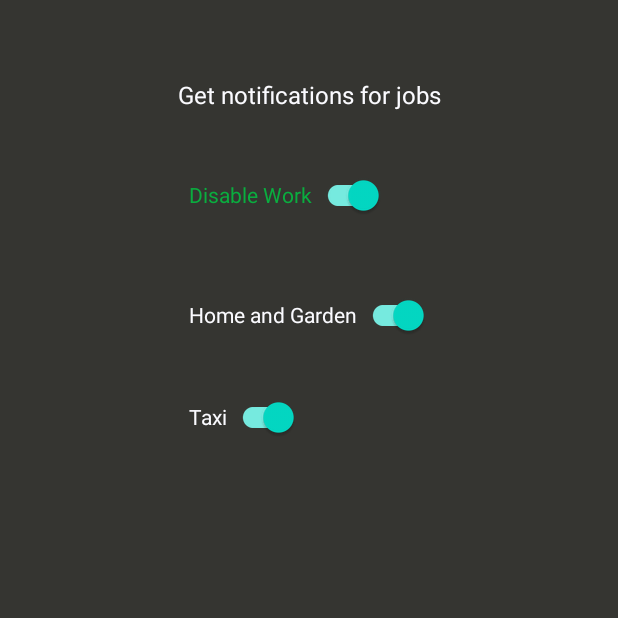
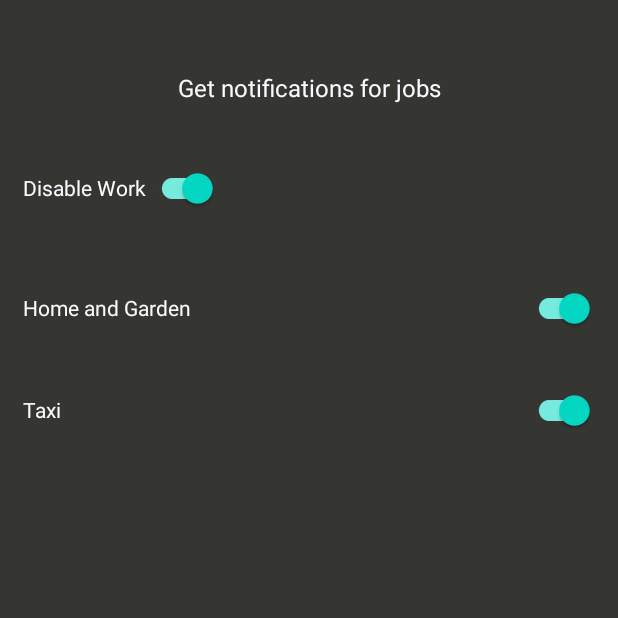
Before and after one commit to Reno-Codes/Renn, an Android app: the screen it shows after launch once a user with an empty profile is signed in (ProfileActivity), after a tap on "JOB ALERTS", on a phone screen of 412 x 824 dp, the top half of it. Run offline under Robolectric (Android 15) with nearby library versions, the phone set to English and light mode, and no system bars; our stand-ins replace Firebase (no records; nobody signed in at launch, a user with empty details on screens opened directly).

Commit message:
some minor fixes

```diff
--- a/app/src/main/java/com/example/renn/MainActivity.kt
+++ b/app/src/main/java/com/example/renn/MainActivity.kt
@@ -12,8 +12,6 @@ import android.widget.Toast
 import com.google.firebase.auth.FirebaseAuth
 import com.google.firebase.database.DatabaseReference
 import com.google.firebase.database.FirebaseDatabase
-import com.google.firebase.database.core.Tag
-import kotlin.math.log
 
 
 class MainActivity : AppCompatActivity() {
@@ -21,7 +19,7 @@ class MainActivity : AppCompatActivity() {
     private lateinit var database: DatabaseReference
 
     private lateinit var captionTv: TextView
-    private lateinit var notificationBtn: Button
+    private lateinit var jobAlertBtn: Button
     private lateinit var jobEt: EditText
     private lateinit var sendJobBtn: Button
     private lateinit var btnSignOut: Button
@@ -32,7 +30,7 @@ class MainActivity : AppCompatActivity() {
 
         auth = FirebaseAuth.getInstance()
         captionTv = findViewById(R.id.captionTv)
-        notificationBtn = findViewById(R.id.notifitcationBtn)
+        jobAlertBtn = findViewById(R.id.jobAlertBtn)
         jobEt = findViewById(R.id.jobEt)
         sendJobBtn = findViewById(R.id.sendJobBtn)
         btnSignOut = findViewById(R.id.signOutBtn)
@@ -48,7 +46,7 @@ class MainActivity : AppCompatActivity() {
             finish()
         }
 
-        notificationBtn.setOnClickListener {
+        jobAlertBtn.setOnClickListener {
             val intent = Intent(this, ProfileActivity::class.java)
             startActivity(intent)
         }
--- a/app/src/main/java/com/example/renn/ProfileActivity.kt
+++ b/app/src/main/java/com/example/renn/ProfileActivity.kt
@@ -1,6 +1,5 @@
 package com.example.renn
 
-import android.annotation.SuppressLint
 import android.graphics.Color
 import androidx.appcompat.app.AppCompatActivity
 import android.os.Bundle
@@ -12,18 +11,14 @@ import com.google.firebase.database.DatabaseReference
 import com.google.firebase.database.FirebaseDatabase
 
 class ProfileActivity : AppCompatActivity() {
-    //private lateinit var binding: ActivityProfileBinding
-    //private lateinit var auth: FirebaseAuth
     private lateinit var database: DatabaseReference
-
     private lateinit var homeSwitch: SwitchMaterial
     private lateinit var taxiSwitch: SwitchMaterial
     private lateinit var workSwitch: SwitchMaterial
 
-    @SuppressLint("SetTextI18n")
+
     override fun onCreate(savedInstanceState: Bundle?) {
         super.onCreate(savedInstanceState)
-        //setContentView(binding.root)
         setContentView(R.layout.activity_profile)
 
         homeSwitch = findViewById(R.id.switchHome)
@@ -45,8 +40,8 @@ class ProfileActivity : AppCompatActivity() {
                     Log.d("workEnabled", "workEnabled: Can't enable work")
                 }
 
-                workSwitch.text = "Disable Work"
-                workSwitch.setTextColor(Color.parseColor("#0aad3f"))
+                workSwitch.text = getString(R.string.disable_work)
+                //workSwitch.setTextColor(Color.parseColor("#0aad3f"))
                 homeSwitch.visibility = View.VISIBLE
                 taxiSwitch.visibility = View.VISIBLE
                 checkCategories(userid)
@@ -59,12 +54,12 @@ class ProfileActivity : AppCompatActivity() {
                     Log.d("workEnabled", "workEnabled: Can't disable work")
                 }
 
-                workSwitch.text = "Enable Work"
+                workSwitch.text = getString(R.string.enable_work)
                 workSwitch.setTextColor(Color.parseColor("#FBFBFF"))
                 homeSwitch.visibility = View.INVISIBLE
                 taxiSwitch.visibility = View.INVISIBLE
-                database.child(userid).child("Categories").child("homeCat").setValue("OFF")
-                database.child(userid).child("Categories").child("taxiCat").setValue("OFF")
+                database.child(userid).child("Categories").child("homeCat").setValue(false)
+                database.child(userid).child("Categories").child("taxiCat").setValue(false)
                 checkCategories(userid)
             }
         }
@@ -72,16 +67,16 @@ class ProfileActivity : AppCompatActivity() {
         // Home Category switch
         homeSwitch.setOnCheckedChangeListener { _, _ ->
             if (homeSwitch.isChecked) {
-                database.child(userid).child("Categories").child("homeCat").setValue("ON").addOnSuccessListener {
-                    Log.d("UpdateHomeCat", "updateHomeCat: homeCat = ON!")
+                database.child(userid).child("Categories").child("homeCat").setValue(true).addOnSuccessListener {
+                    Log.d("UpdateHomeCat", "updateHomeCat: homeCat = true")
                     database.child("HomeCategory").child(userid).setValue(userid)
                 }.addOnFailureListener {
                     Log.d("UpdateHomeCat", "updateHomeCat: homeCat can't be updated")
                 }
             }
             else{
-                database.child(userid).child("Categories").child("homeCat").setValue("OFF").addOnSuccessListener {
-                    Log.d("UpdateHomeCat", "updateHomeCat: homeCat = OFF!")
+                database.child(userid).child("Categories").child("homeCat").setValue(false).addOnSuccessListener {
+                    Log.d("UpdateHomeCat", "updateHomeCat: homeCat = false")
                     database.child("HomeCategory").child(userid).setValue(null)
                 }.addOnFailureListener {
                     Log.d("UpdateHomeCat", "updateHomeCat: homeCat can't be updated")
@@ -92,19 +87,19 @@ class ProfileActivity : AppCompatActivity() {
 
         taxiSwitch.setOnCheckedChangeListener { _, _ ->
             if (taxiSwitch.isChecked) {
-                database.child(userid).child("Categories").child("taxiCat").setValue("ON").addOnSuccessListener {
-                    Log.d("UpdatetaxiCat", "updatetaxiCat: taxiCat = ON!")
+                database.child(userid).child("Categories").child("taxiCat").setValue(true).addOnSuccessListener {
+                    Log.d("updateTaxiCat", "updateTaxiCat: taxiCat = true")
                     database.child("TaxiCategory").child(userid).setValue(userid)
                 }.addOnFailureListener {
-                    Log.d("UpdatetaxiCat", "updatetaxiCat: taxiCat can't be updated")
+                    Log.d("updateTaxiCat", "updateTaxiCat: taxiCat can't be updated")
                 }
             }
             else{
-                database.child(userid).child("Categories").child("taxiCat").setValue("OFF").addOnSuccessListener {
-                    Log.d("UpdatetaxiCat", "updatetaxiCat: taxiCat = OFF!")
+                database.child(userid).child("Categories").child("taxiCat").setValue(false).addOnSuccessListener {
+                    Log.d("updateTaxiCat", "updateTaxiCat: taxiCat = false")
                     database.child("TaxiCategory").child(userid).setValue(null)
                 }.addOnFailureListener {
-                    Log.d("UpdatetaxiCat", "updatetaxiCat: taxiCat can't be updated")
+                    Log.d("updateTaxiCat", "updateTaxiCat: taxiCat can't be updated")
                 }
             }
         }
@@ -115,10 +110,11 @@ class ProfileActivity : AppCompatActivity() {
         val uidRef = database.child(userid)
         uidRef.get().addOnCompleteListener { task ->
             if (task.isSuccessful) {
+                // Get snapshot
                 val snapshot = task.result
                 val workStatus = snapshot.child("workEnabled").getValue(Boolean::class.java)
-                val homeCat = snapshot.child("Categories").child("homeCat").getValue(String::class.java)
-                val taxiCat = snapshot.child("Categories").child("taxiCat").getValue(String::class.java)
+                val homeCat = snapshot.child("Categories").child("homeCat").getValue(Boolean::class.java)
+                val taxiCat = snapshot.child("Categories").child("taxiCat").getValue(Boolean::class.java)
 
                 // Get work status
                 @Suppress("RedundantIf")
@@ -131,7 +127,7 @@ class ProfileActivity : AppCompatActivity() {
 
                 // Get home category status
                 @Suppress("RedundantIf")
-                if (homeCat == "OFF"){
+                if (homeCat == false){
                     homeSwitch.isChecked = false
                 }
                 else{
@@ -140,7 +136,7 @@ class ProfileActivity : AppCompatActivity() {
 
                 // Get taxi category status
                 @Suppress("RedundantIf")
-                if (taxiCat == "OFF"){
+                if (taxiCat == false){
                     taxiSwitch.isChecked = false
                 }
                 else{
--- a/app/src/main/java/com/example/renn/SignupActivity.kt
+++ b/app/src/main/java/com/example/renn/SignupActivity.kt
@@ -99,8 +99,8 @@ class SignupActivity : AppCompatActivity() {
                 Toast.makeText(this, "Successfully signed Up", Toast.LENGTH_SHORT).show()
                 database = FirebaseDatabase.getInstance().getReference("Users")
                 val userid= FirebaseAuth.getInstance().currentUser!!.uid
-                val user = User(email, userid, true)
-                val userCategories = Categories("OFF", "OFF") // TODO( Make categories Boolean instead of ON/OFF string )
+                val user = User(email = email, userid = userid, workEnabled = true)
+                val userCategories = Categories(homeCat = false, taxiCat = false)
                 database.child(userid).setValue(user).addOnSuccessListener {
                     Log.d("PushEmailToDB", "signUpUser: Saved to database!")
                     database.child(userid).child("Categories").setValue(userCategories)
--- a/app/src/main/java/com/example/renn/User.kt
+++ b/app/src/main/java/com/example/renn/User.kt
@@ -7,6 +7,6 @@ data class User(
 )
 
 data class Categories(
-    val homeCat: String? = null,
-    val taxiCat: String? = null
+    val homeCat: Boolean? = null,
+    val taxiCat: Boolean? = null
 )
--- a/app/src/main/res/layout/activity_profile.xml
+++ b/app/src/main/res/layout/activity_profile.xml
@@ -1,28 +1,35 @@
 <?xml version="1.0" encoding="utf-8"?>
-<androidx.constraintlayout.widget.ConstraintLayout xmlns:android="http://schemas.android.com/apk/res/android"
+<ScrollView xmlns:android="http://schemas.android.com/apk/res/android"
     xmlns:app="http://schemas.android.com/apk/res-auto"
     xmlns:tools="http://schemas.android.com/tools"
     android:layout_width="match_parent"
     android:layout_height="match_parent"
     android:orientation="vertical"
-    android:padding="20dp"
     android:layout_gravity="center"
     android:background="#353531"
     tools:context=".ProfileActivity">
 
+    <LinearLayout
+        android:layout_width="match_parent"
+        android:layout_height="wrap_content"
+        android:orientation="vertical"
+        android:padding="15dp"
+        android:paddingTop="40dp"
+        android:paddingBottom="40dp"
+        app:layout_constraintEnd_toEndOf="parent"
+        app:layout_constraintStart_toStartOf="parent"
+        app:layout_constraintTop_toTopOf="parent">
 
         <TextView
             android:id="@+id/textView"
-        android:layout_width="wrap_content"
+            android:layout_width="match_parent"
             android:layout_height="wrap_content"
+            android:gravity="center_horizontal"
             android:layout_marginTop="32dp"
             android:text="@string/get_notifications_for_jobs"
             android:textAppearance="@style/TextAppearance.AppCompat.Body1"
             android:textColor="#FBFBFF"
-        android:textSize="16sp"
-        app:layout_constraintEnd_toEndOf="parent"
-        app:layout_constraintStart_toStartOf="parent"
-        app:layout_constraintTop_toTopOf="parent" />
+            android:textSize="16sp"/>
 
         <com.google.android.material.switchmaterial.SwitchMaterial
             android:id="@+id/switchWork"
@@ -31,32 +38,26 @@
             android:layout_marginTop="32dp"
             android:minHeight="48dp"
             android:text="@string/enable_work"
-        android:textColor="#FBFBFF"
-        app:layout_constraintStart_toStartOf="@id/switchHome"
-        app:layout_constraintTop_toBottomOf="@+id/textView" />
+            android:textColor="#FBFBFF"/>
 
         <com.google.android.material.switchmaterial.SwitchMaterial
             android:id="@+id/switchHome"
-        android:layout_width="wrap_content"
+            android:layout_width="match_parent"
             android:layout_height="wrap_content"
             android:layout_marginTop="32dp"
             android:minHeight="48dp"
             android:text="@string/home_and_garden"
             android:textColor="#FBFBFF"
-        app:layout_constraintEnd_toEndOf="parent"
-        app:layout_constraintStart_toStartOf="parent"
-        app:layout_constraintTop_toBottomOf="@+id/switchWork"
             android:visibility="invisible"/>
 
         <com.google.android.material.switchmaterial.SwitchMaterial
             android:id="@+id/switchTaxi"
-        android:layout_width="wrap_content"
+            android:layout_width="match_parent"
             android:layout_height="wrap_content"
             android:layout_marginTop="20dp"
             android:minHeight="48dp"
             android:text="@string/taxi"
             android:textColor="#FBFBFF"
-        app:layout_constraintStart_toStartOf="@+id/switchHome"
-        app:layout_constraintTop_toBottomOf="@+id/switchHome"
             android:visibility="invisible"/>
-</androidx.constraintlayout.widget.ConstraintLayout>
+    </LinearLayout>
+</ScrollView>
--- a/app/src/main/res/values/strings.xml
+++ b/app/src/main/res/values/strings.xml
@@ -8,4 +8,10 @@
     <string name="get_notifications_for_jobs">Get notifications for jobs</string>
     <string name="taxi">Taxi</string>
     <string name="enable_work">Enable Work</string>
+    <string name="disable_work">Disable Work</string>
+    <string name="sign_out">Sign out</string>
+    <string name="signed_in_as">Signed in as ...</string>
+    <string name="what_do_you_need">What do you need?</string>
+    <string name="post">Post</string>
+    <string name="job_alerts">Job Alerts</string>
 </resources>
```
Also changed, not shown: app/src/main/res/layout/activity_main.xml (+6 -7 lines). Lines whose indentation alone changed are shown as unchanged.
